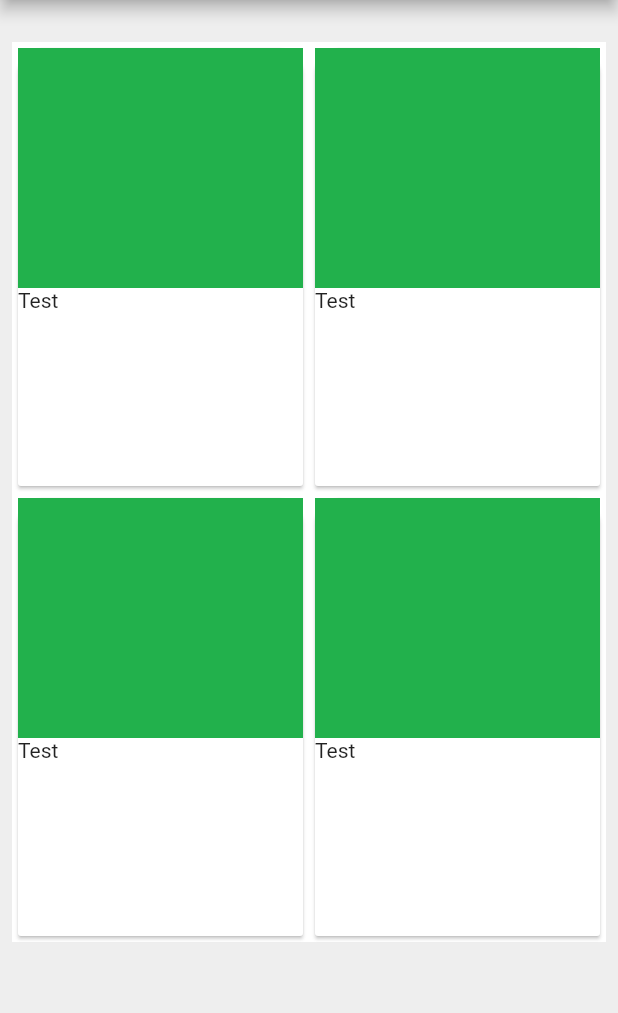
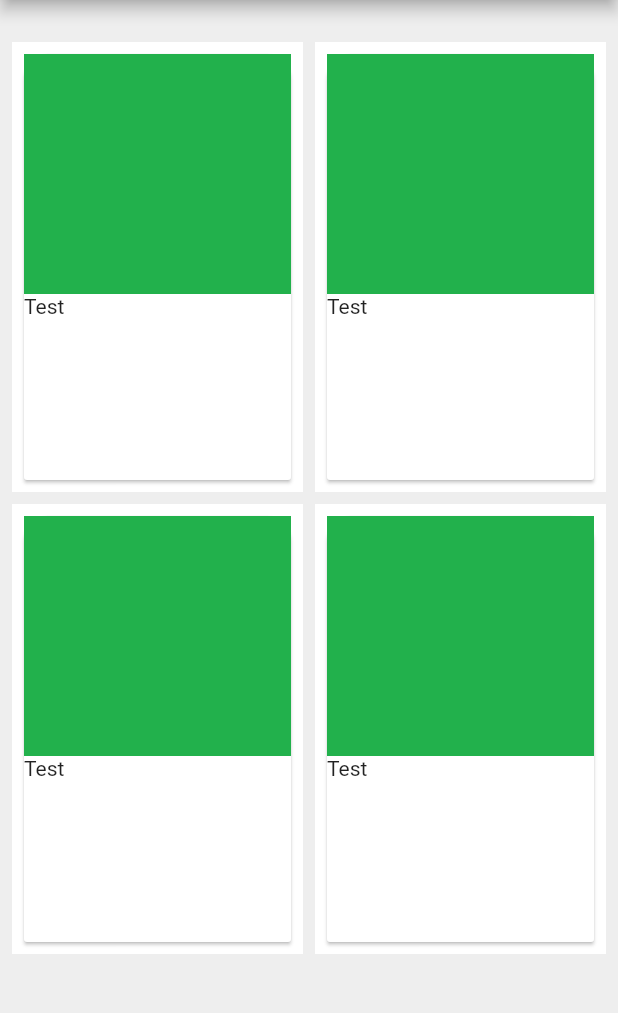
Before and after one commit to Odin94/hatter_news, a Flutter app: the screen it shows after launch, on a phone screen of 412 x 824 dp, the part 84-1097 px from its top. Run offline on Flutter 3.47's test engine with Material 2 defaults, Android fonts, the phone set to English and light mode, and no system bars.

Commit message:
Add padding between columns and rows

```diff
--- a/lib/main.dart
+++ b/lib/main.dart
@@ -57,9 +57,19 @@ class _MyHomePageState extends State<MyHomePage> {
         body: Container(
             margin: EdgeInsets.only(top: 20.0),
             child: ListView(padding: EdgeInsets.all(8.0), children: [
-              Row(children: [NewsPost(), NewsPost()]),
-              Row(children: [NewsPost(), NewsPost()])
+              Row(children: [NewsPost(), DefaultPadding(), NewsPost()]),
+              DefaultPadding(),
+              Row(children: [NewsPost(), DefaultPadding(), NewsPost()])
             ]) // This trailing comma makes auto-formatting nicer for build methods.
             ));
   }
 }
+
+class DefaultPadding extends StatelessWidget {
+  @override
+  Widget build(BuildContext context) {
+    return Padding(
+      padding: EdgeInsets.all(4.0),
+    );
+  }
+}
--- a/lib/news_post.dart
+++ b/lib/news_post.dart
@@ -7,6 +7,7 @@ class NewsPost extends StatelessWidget {
         child: Container(
             color: Colors.white,
             height: 300,
+            padding: EdgeInsets.all(4.0),
             child: Card(
                 shape: RoundedRectangleBorder(
                     borderRadius: BorderRadius.only(
```
